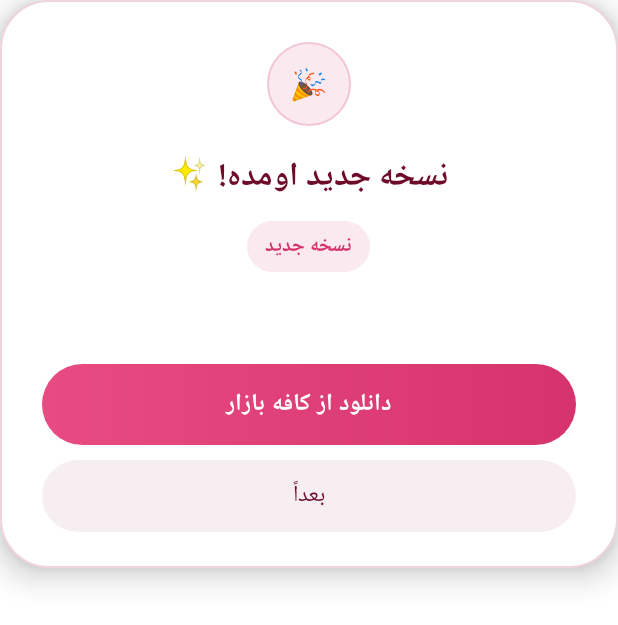
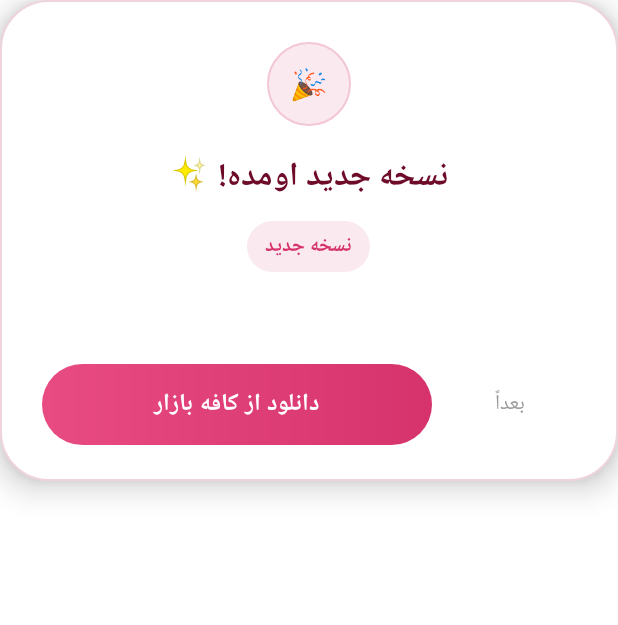
Before and after one commit to IcePower-team/aramis-beauty-app, an Android app: the layout dialog_update_bazaar.xml on its own in the app's theme, with its tools: preview values and no code run, on a phone screen of 412 x 824 dp. Shown: the top 625 px of the screen. Run offline under Robolectric (Android 15) with nearby library versions, the phone set to English and light mode, and no system bars.

Commit message:
Polish: later button as faint borderless text beside the download CTA in one row

```diff
--- a/app/src/main/res/drawable/btn_update_ghost.xml
+++ /dev/null
@@ -1,7 +0,0 @@
-<?xml version="1.0" encoding="utf-8"?>
-<!-- Soft filled pill for the "later" action in the update dialog. -->
-<shape xmlns:android="http://schemas.android.com/apk/res/android"
-    android:shape="rectangle">
-    <solid android:color="#F6EEF1" />
-    <corners android:radius="24dp" />
-</shape>
--- a/app/src/main/res/layout/dialog_update_bazaar.xml
+++ b/app/src/main/res/layout/dialog_update_bazaar.xml
@@ -68,11 +68,19 @@
         android:textColor="#444444"
         android:textSize="15sp" />
 
+    <!-- Actions row: prominent download CTA + faint borderless "later" -->
+    <LinearLayout
+        android:layout_width="match_parent"
+        android:layout_height="wrap_content"
+        android:layout_marginTop="24dp"
+        android:gravity="center_vertical"
+        android:orientation="horizontal">
+
         <Button
             android:id="@+id/btn_bazaar_download"
-        android:layout_width="match_parent"
+            android:layout_width="0dp"
             android:layout_height="54dp"
-        android:layout_marginTop="24dp"
+            android:layout_weight="1"
             android:background="@drawable/btn_update_primary"
             android:text="دانلود از کافه بازار"
             android:textColor="@color/white"
@@ -82,13 +90,16 @@
 
         <Button
             android:id="@+id/btn_bazaar_later"
-        android:layout_width="match_parent"
-        android:layout_height="48dp"
-        android:layout_marginTop="10dp"
-        android:background="@drawable/btn_update_ghost"
+            android:layout_width="wrap_content"
+            android:layout_height="54dp"
+            android:layout_marginStart="8dp"
+            android:background="@android:color/transparent"
+            android:paddingStart="12dp"
+            android:paddingEnd="12dp"
             android:text="بعداً"
-        android:textColor="@color/burgundy"
-        android:textSize="15sp"
+            android:textColor="#9C9C9C"
+            android:textSize="14sp"
             app:backgroundTint="@null" />
+    </LinearLayout>
 
 </LinearLayout>
```
Lines whose indentation alone changed are shown as unchanged.
